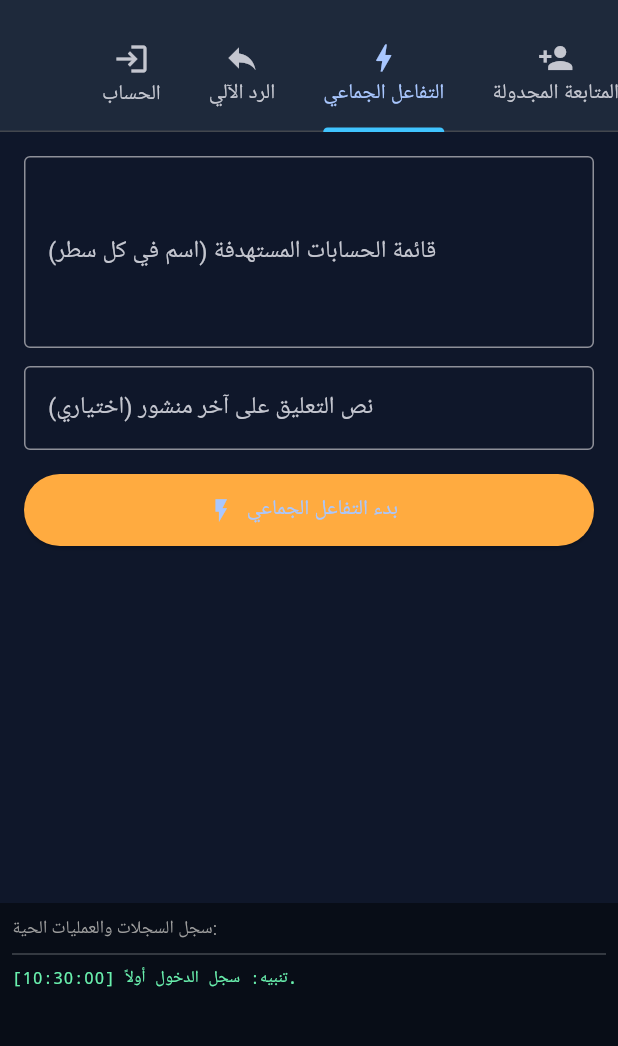
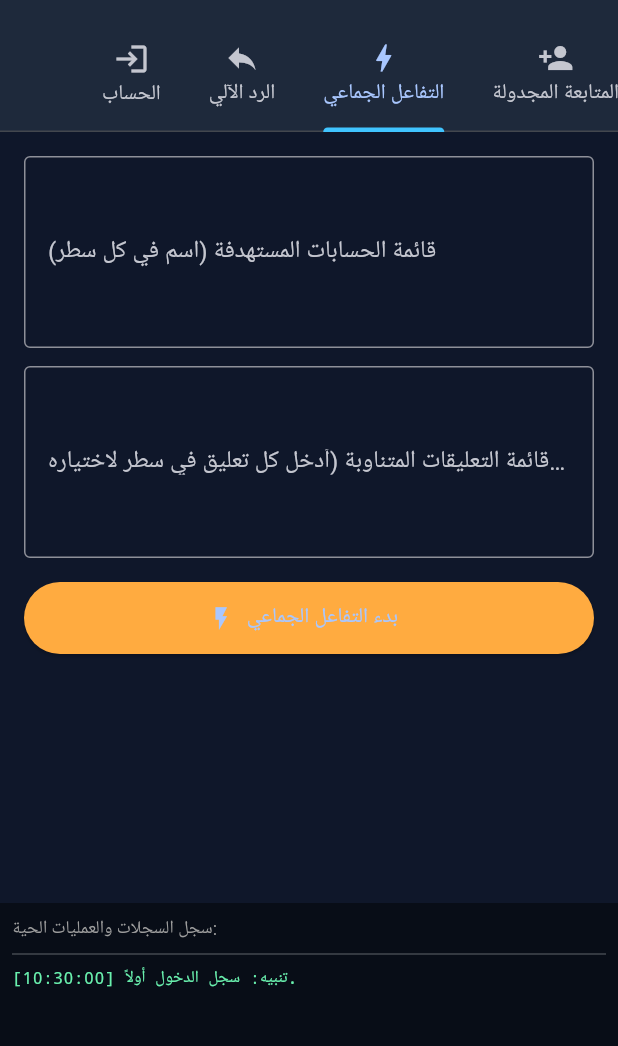
Before and after one commit to alex-root-source/bluesky-bot-app, a Flutter app: the screen it shows after launch, tab 3 chosen, after a tap on "بدء التفاعل الجماعي", on a phone screen of 412 x 824 dp, the part 63-1109 px from its top. Run offline on Flutter 3.47's test engine with Material 3 defaults, Android fonts, the phone set to English and light mode, and no system bars.

Commit message:
Enhance auto-reply and mass engagement with randomness
Added random selection for replies and comments in auto-reply and mass engagement features.

```diff
--- a/lib/main.dart
+++ b/lib/main.dart
@@ -1,5 +1,6 @@
 import 'dart:async';
 import 'dart:convert';
+import 'dart:math';
 import 'package:flutter/material.dart';
 import 'package:http/http.dart' as http;
 
@@ -64,6 +65,7 @@ class _MainAutomationScreenState extends State<MainAutomationScreen> {
   Timer? _followTimer;
 
   final List<String> _logs = [];
+  final Random _random = Random();
 
   void _addLog(String message) {
     final timeStr = DateTime.now().toString().split('.').first.split(' ').last;
@@ -111,16 +113,20 @@ class _MainAutomationScreenState extends State<MainAutomationScreen> {
   // --- 2. الرد الآلي ---
   Future<void> _processAutoReply() async {
     if (!_isLoggedIn || _accessJwt == null) return;
-    final replyText = _replyMessageController.text.trim();
+    final rawReplies = _replyMessageController.text.trim();
 
-    if (replyText.isEmpty) {
+    if (rawReplies.isEmpty) {
       _addLog('خطأ الرد الآلي: يلزم تحديد نص الرد.');
       _stopAutoReply();
       return;
     }
 
+    // تقسيم الردود واختيار سطر عشوائي
+    final replyList = rawReplies.split('\n').where((r) => r.trim().isNotEmpty).toList();
+    final selectedReply = replyList[_random.nextInt(replyList.length)].trim();
+
     try {
-      _addLog('جاري إرسال الرد الآلي...');
+      _addLog('جاري إرسال الرد الآلي: "$selectedReply"');
       final response = await http.post(
         Uri.parse('https://bsky.social/xrpc/com.atproto.repo.createRecord'),
         headers: {
@@ -132,14 +138,14 @@ class _MainAutomationScreenState extends State<MainAutomationScreen> {
           'collection': 'app.bsky.feed.post',
           'record': {
             '\$type': 'app.bsky.feed.post',
-            'text': replyText,
+            'text': selectedReply,
             'createdAt': DateTime.now().toUtc().toIso8601String(),
           }
         }),
       );
 
       if (response.statusCode == 200) {
-        _addLog('تم نشر المنشور/الرد بنجاح!');
+        _addLog('تم نشر الرد بنجاح!');
       } else {
         _addLog('فشل الرد: ${response.body}');
       }
@@ -171,7 +177,7 @@ class _MainAutomationScreenState extends State<MainAutomationScreen> {
     _addLog('تم إيقاف خدمة الرد الآلي.');
   }
 
-  // --- 3. التفاعل الجماعي ---
+  // --- 3. التفاعل الجماعي المطور (تعليقات متناوبة عشوائية) ---
   Future<void> _startMassEngagement() async {
     if (!_isLoggedIn || _accessJwt == null) {
       _addLog('تنبيه: سجل الدخول أولاً.');
@@ -179,25 +185,36 @@ class _MainAutomationScreenState extends State<MainAutomationScreen> {
     }
 
     final rawHandles = _engagementHandlesController.text.trim();
+    final rawComments = _engagementCommentController.text.trim();
+
     if (rawHandles.isEmpty) {
       _addLog('خطأ: أدخل قائمة الحسابات المستهدفة.');
       return;
     }
 
     final handles = rawHandles.split('\n').where((h) => h.trim().isNotEmpty).toList();
+    final commentsList = rawComments.split('\n').where((c) => c.trim().isNotEmpty).toList();
+
     setState(() => _engagementRunning = true);
     _addLog('بدء التفاعل مع ${handles.length} حسابات...');
 
     for (String handle in handles) {
       if (!_engagementRunning) break;
       final cleanHandle = handle.trim().replaceAll('@', '');
-      _addLog('معالجة الحساب: $cleanHandle');
+
+      // اختيار تعليق عشوائي من القائمة إذا كانت الخانة تحتوي على عدة أسطر
+      String? currentComment;
+      if (commentsList.isNotEmpty) {
+        currentComment = commentsList[_random.nextInt(commentsList.length)].trim();
+      }
+
+      _addLog('معالجة الحساب: $cleanHandle ${currentComment != null ? "باسم تعليق: \"$currentComment\"" : ""}');
 
       await Future.delayed(const Duration(seconds: 5));
     }
 
     setState(() => _engagementRunning = false);
-    _addLog('اكتملت العملية!');
+    _addLog('اكتملت العملية بنجاح!');
   }
 
   // --- 4. المتابعة المجدولة ---
@@ -366,9 +383,9 @@ class _MainAutomationScreenState extends State<MainAutomationScreen> {
           const SizedBox(height: 12),
           TextField(
             controller: _replyMessageController,
-            maxLines: 3,
+            maxLines: 4,
             decoration: const InputDecoration(
-              labelText: 'نص الرد الآلي',
+              labelText: 'قائمة نصوص الرد الآلي (ضع كل تعليق في سطر ليتم الاختيار بينها عشوائياً)',
               border: OutlineInputBorder(),
             ),
           ),
@@ -415,8 +432,9 @@ class _MainAutomationScreenState extends State<MainAutomationScreen> {
           const SizedBox(height: 12),
           TextField(
             controller: _engagementCommentController,
+            maxLines: 4,
             decoration: const InputDecoration(
-              labelText: 'نص التعليق على آخر منشور (اختياري)',
+              labelText: 'قائمة التعليقات المتناوبة (أدخل كل تعليق في سطر لاختياره عشوائياً لكل حساب)',
               border: OutlineInputBorder(),
             ),
           ),
```
